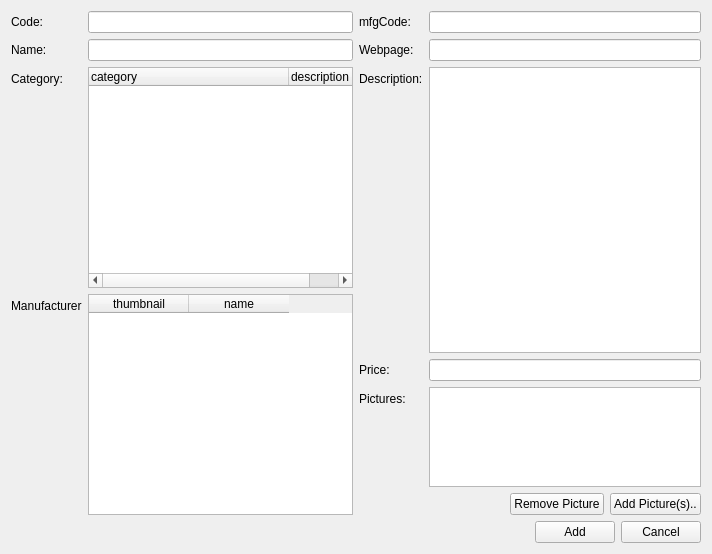
Above: client/uiforms/component_add.ui from Wolframe/configurator before the change. Below: the same form after it.
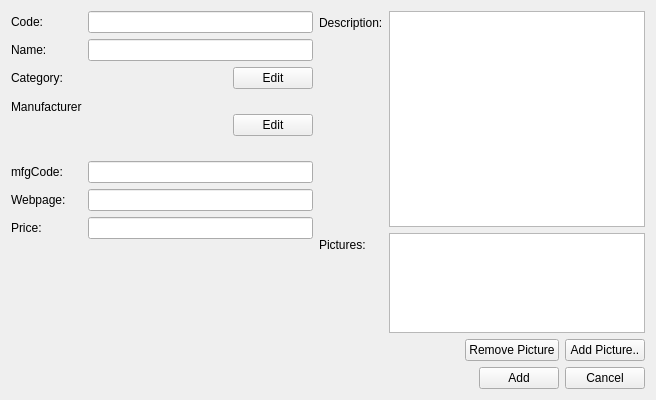
That is the form after the change. Icons and pictures are not drawn.

Commit message: made picture selection close the window, adapted button texts

```diff
--- a/client/uiforms/component_add.ui
+++ b/client/uiforms/component_add.ui
@@ -6,8 +6,8 @@
    <rect>
     <x>0</x>
     <y>0</y>
-    <width>712</width>
-    <height>554</height>
+    <width>656</width>
+    <height>400</height>
    </rect>
   </property>
   <property name="windowTitle">
@@ -18,46 +18,6 @@
     <normaloff>:/images/bricks.png</normaloff>:/images/bricks.png</iconset>
   </property>
   <layout class="QGridLayout" name="gridLayout">
-   <item row="11" column="1">
-    <layout class="QHBoxLayout" name="horizontalLayout">
-     <item>
-      <spacer name="horizontalSpacer">
-       <property name="orientation">
-        <enum>Qt::Horizontal</enum>
-       </property>
-       <property name="sizeHint" stdset="0">
-        <size>
-         <width>40</width>
-         <height>20</height>
-        </size>
-       </property>
-      </spacer>
-     </item>
-     <item>
-      <widget class="QPushButton" name="add">
-       <property name="text">
-        <string>Add</string>
-       </property>
-       <property name="action" stdset="0">
-        <string notr="true">createComponent component {id=0; code{{main.code}}; name{{main.name}}; category{id={main.category.selected}}; manufacturer{id={main.manufacturer.selected}}; mfgCode{{main.mfgCode}}; webPage{{main.webPage}}; description{{main.description}}; price{{main.price}}; picture[] {id={main.picture.selected}}}</string>
-       </property>
-       <property name="form" stdset="0">
-        <string notr="true">_CLOSE_</string>
-       </property>
-      </widget>
-     </item>
-     <item>
-      <widget class="QPushButton" name="cancel">
-       <property name="text">
-        <string>Cancel</string>
-       </property>
-       <property name="form" stdset="0">
-        <string notr="true">_CLOSE_</string>
-       </property>
-      </widget>
-     </item>
-    </layout>
-   </item>
    <item row="1" column="0">
     <layout class="QFormLayout" name="formLayout_3">
      <property name="fieldGrowthPolicy">
@@ -93,93 +53,11 @@
        </property>
       </widget>
      </item>
-     <item row="2" column="1">
-      <widget class="QTreeWidget" name="category">
-       <property name="selectionMode">
-        <enum>QAbstractItemView::SingleSelection</enum>
-       </property>
-       <property name="headerHidden">
-        <bool>false</bool>
-       </property>
-       <property name="expandsOnDoubleClick">
-        <bool>false</bool>
-       </property>
-       <property name="action" stdset="0">
-        <string>CategoryHierarchyRequest category {id=1}</string>
-       </property>
-       <attribute name="headerDefaultSectionSize">
-        <number>200</number>
-       </attribute>
-       <column>
-        <property name="text">
-         <string>category</string>
-        </property>
-       </column>
-       <column>
-        <property name="text">
-         <string>description</string>
-        </property>
-       </column>
-      </widget>
-     </item>
      <item row="2" column="0">
       <widget class="QLabel" name="label_category">
        <property name="text">
         <string>Category:</string>
        </property>
-       <property name="buddy">
-        <cstring>category</cstring>
-       </property>
-      </widget>
-     </item>
-     <item row="3" column="1">
-      <widget class="QTableWidget" name="manufacturer">
-       <property name="horizontalScrollBarPolicy">
-        <enum>Qt::ScrollBarAsNeeded</enum>
-       </property>
-       <property name="alternatingRowColors">
-        <bool>true</bool>
-       </property>
-       <property name="selectionMode">
-        <enum>QAbstractItemView::SingleSelection</enum>
-       </property>
-       <property name="selectionBehavior">
-        <enum>QAbstractItemView::SelectRows</enum>
-       </property>
-       <property name="showGrid">
-        <bool>true</bool>
-       </property>
-       <property name="gridStyle">
-        <enum>Qt::DotLine</enum>
-       </property>
-       <property name="sortingEnabled">
-        <bool>true</bool>
-       </property>
-       <property name="action" stdset="0">
-        <string notr="true">ManufacturerListRequest manufacturer {}</string>
-       </property>
-       <property name="synonym:manufacturer" stdset="0">
-        <string>row</string>
-       </property>
-       <property name="synonym:thumbnail" stdset="0">
-        <string notr="true">thumbnail.pixmap</string>
-       </property>
-       <attribute name="horizontalHeaderShowSortIndicator" stdset="0">
-        <bool>true</bool>
-       </attribute>
-       <attribute name="verticalHeaderStretchLastSection">
-        <bool>false</bool>
-       </attribute>
-       <column>
-        <property name="text">
-         <string>thumbnail</string>
-        </property>
-       </column>
-       <column>
-        <property name="text">
-         <string>name</string>
-        </property>
-       </column>
       </widget>
      </item>
      <item row="3" column="0">
@@ -192,27 +70,94 @@
        </property>
       </widget>
      </item>
-    </layout>
-   </item>
-   <item row="1" column="1">
-    <layout class="QFormLayout" name="formLayout_4">
-     <item row="0" column="1">
+     <item row="2" column="1">
+      <layout class="QHBoxLayout" name="horizontalLayout_4">
+       <item>
+        <widget class="QLabel" name="category">
+         <property name="text">
+          <string/>
+         </property>
+        </widget>
+       </item>
+       <item>
+        <spacer name="horizontalSpacer_4">
+         <property name="orientation">
+          <enum>Qt::Horizontal</enum>
+         </property>
+         <property name="sizeHint" stdset="0">
+          <size>
+           <width>40</width>
+           <height>20</height>
+          </size>
+         </property>
+        </spacer>
+       </item>
+       <item>
+        <widget class="QPushButton" name="pushButton">
+         <property name="text">
+          <string>Edit</string>
+         </property>
+        </widget>
+       </item>
+      </layout>
+     </item>
+     <item row="3" column="1">
+      <layout class="QHBoxLayout" name="horizontalLayout_5">
+       <item>
+        <widget class="QLabel" name="manufacturer">
+         <property name="minimumSize">
+          <size>
+           <width>60</width>
+           <height>60</height>
+          </size>
+         </property>
+         <property name="text">
+          <string/>
+         </property>
+        </widget>
+       </item>
+       <item>
+        <spacer name="horizontalSpacer_5">
+         <property name="orientation">
+          <enum>Qt::Horizontal</enum>
+         </property>
+         <property name="sizeHint" stdset="0">
+          <size>
+           <width>40</width>
+           <height>20</height>
+          </size>
+         </property>
+        </spacer>
+       </item>
+       <item>
+        <widget class="QPushButton" name="pushButton_2">
+         <property name="text">
+          <string>Edit</string>
+         </property>
+        </widget>
+       </item>
+      </layout>
+     </item>
+     <item row="4" column="1">
       <widget class="QLineEdit" name="mfgCode"/>
      </item>
-     <item row="0" column="0">
-      <widget class="QLabel" name="label_mfgCode">
-       <property name="text">
-        <string>mfgCode:</string>
-       </property>
-       <property name="buddy">
-        <cstring>mfgCode</cstring>
-       </property>
-      </widget>
-     </item>
-     <item row="1" column="1">
+     <item row="5" column="1">
       <widget class="QLineEdit" name="webPage"/>
      </item>
-     <item row="1" column="0">
+     <item row="6" column="1">
+      <widget class="QLineEdit" name="price"/>
+     </item>
+     <item row="6" column="0">
+      <widget class="QLabel" name="label_price">
+       <property name="text">
+        <string>Price:</string>
+       </property>
+       <property name="buddy">
+        <cstring>price</cstring>
+       </property>
+      </widget>
+     </item>
+     <item row="5" column="0">
       <widget class="QLabel" name="label_description">
        <property name="text">
         <string>Webpage:</string>
@@ -222,34 +167,38 @@
        </property>
       </widget>
      </item>
-     <item row="2" column="0">
+     <item row="4" column="0">
+      <widget class="QLabel" name="label_mfgCode">
+       <property name="text">
+        <string>mfgCode:</string>
+       </property>
+       <property name="buddy">
+        <cstring>mfgCode</cstring>
+       </property>
+      </widget>
+     </item>
+    </layout>
+   </item>
+   <item row="1" column="1">
+    <layout class="QFormLayout" name="formLayout_4">
+     <item row="1" column="0">
       <widget class="QLabel" name="label_description_2">
        <property name="text">
         <string>Description:</string>
        </property>
       </widget>
      </item>
-     <item row="2" column="1">
+     <item row="1" column="1">
       <widget class="QPlainTextEdit" name="description"/>
      </item>
-     <item row="3" column="1">
-      <widget class="QLineEdit" name="price"/>
-     </item>
-     <item row="3" column="0">
-      <widget class="QLabel" name="label_price">
-       <property name="text">
-        <string>Price:</string>
-       </property>
-      </widget>
-     </item>
-     <item row="4" column="0">
+     <item row="2" column="0">
       <widget class="QLabel" name="label">
        <property name="text">
         <string>Pictures:</string>
        </property>
       </widget>
      </item>
-     <item row="4" column="1">
+     <item row="2" column="1">
       <widget class="QListWidget" name="pictures">
        <property name="maximumSize">
         <size>
@@ -332,7 +281,7 @@
        <item>
         <widget class="QPushButton" name="new_pictures">
          <property name="text">
-          <string>Add Picture(s)..</string>
+          <string>Add Picture..</string>
          </property>
          <property name="form" stdset="0">
           <string>picture_select?widgetid={main.widgetid}_picture</string>
@@ -346,6 +295,49 @@
      </item>
     </layout>
    </item>
+   <item row="11" column="0" colspan="2">
+    <layout class="QHBoxLayout" name="horizontalLayout">
+     <item>
+      <spacer name="horizontalSpacer">
+       <property name="orientation">
+        <enum>Qt::Horizontal</enum>
+       </property>
+       <property name="sizeHint" stdset="0">
+        <size>
+         <width>40</width>
+         <height>20</height>
+        </size>
+       </property>
+      </spacer>
+     </item>
+     <item>
+      <widget class="QPushButton" name="add">
+       <property name="text">
+        <string>Add</string>
+       </property>
+       <property name="action" stdset="0">
+        <string>createComponent component {code{{main.code}}; name{{main.name}}; category{id={main.category.id}}; manufacturer{id={main.manufacturer.id}}; mfgCode{{main.mfgCode}}; webPage{{main.webPage}}; description{{main.description}}; price{{main.price}}; picture[] {id={main.pictures.id}}}</string>
+       </property>
+       <property name="form" stdset="0">
+        <string>_CLOSE_</string>
+       </property>
+       <property name="datasignal:clicked" stdset="0">
+        <string>components</string>
+       </property>
+      </widget>
+     </item>
+     <item>
+      <widget class="QPushButton" name="cancel">
+       <property name="text">
+        <string>Cancel</string>
+       </property>
+       <property name="form" stdset="0">
+        <string notr="true">_CLOSE_</string>
+       </property>
+      </widget>
+     </item>
+    </layout>
+   </item>
   </layout>
  </widget>
  <tabstops>
```
Left out of the diff: 20 changed lines with no effect on the pictures. The commit also changes 6 other files.
